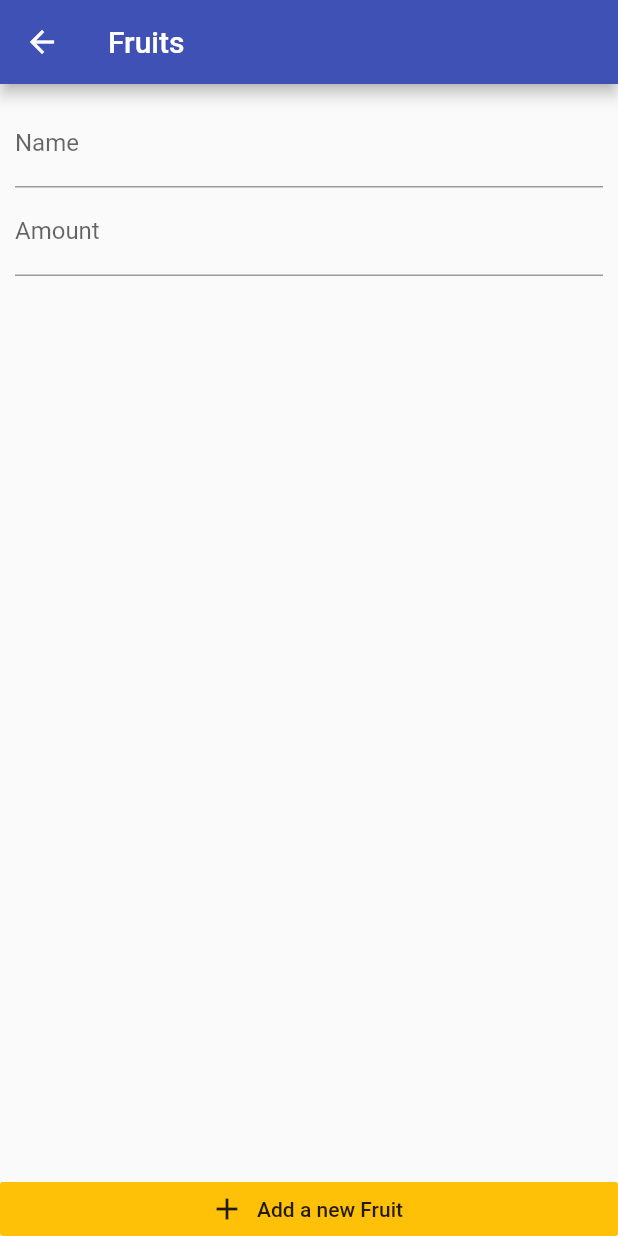
After one commit to Term1tCZ/homeVault, a Flutter app: the AddFruit screen opened directly, after a tap on "Add a new Fruit", on a phone screen of 412 x 824 dp. The commit adds this screen. Run offline on Flutter 3.47's test engine with Material 2 defaults, Android fonts, the phone set to English and light mode, and no system bars.

Commit message:
Own items

```diff
--- a/lib/models/item.dart
+++ b/lib/models/item.dart
@@ -1,9 +1,9 @@
 import 'package:flutter/foundation.dart';
 
 class Item {
-  final int id;
+  final String id;
   final String title;
-  final int number;
+  int number;
 
   Item({
     @required this.id,
--- /dev/null
+++ b/lib/widgets/add_fruit.dart
@@ -0,0 +1,79 @@
+import 'package:flutter/material.dart';
+import 'package:flutter/services.dart';
+import '../models/item.dart';
+import '../pages/fruits.dart';
+
+class AddFruit extends StatefulWidget {
+  @override
+  _AddFruitState createState() => _AddFruitState();
+}
+
+class _AddFruitState extends State<AddFruit> {
+  final _nameController = TextEditingController();
+  final _numberController = TextEditingController();
+
+  //final List<Item> _userItem = [];
+
+  void addNewFruit() {
+    currentLenght = position.length;
+    final newTx = Item(
+      title: _nameController.text,
+      number: int.parse(_numberController.text),
+      id: DateTime.now().toString(),
+    );
+
+    setState(() {
+      userItem.add(newTx);
+      print(userItem);
+      fruitsNum++;
+      position.insert(0, currentLenght);
+    });
+
+    Navigator.of(context).pop();
+  }
+
+  @override
+  Widget build(BuildContext context) {
+    return Scaffold(
+      appBar: AppBar(
+        title: const Text("Fruits"),
+      ),
+      body: Column(
+        crossAxisAlignment: CrossAxisAlignment.stretch,
+        children: <Widget>[
+          Expanded(
+            child: SingleChildScrollView(
+              child: Padding(
+                padding: EdgeInsets.all(10),
+                child: Column(
+                  children: <Widget>[
+                    TextField(
+                      decoration: InputDecoration(labelText: 'Name'),
+                      controller: _nameController,
+                    ),
+                    TextField(
+                      decoration: InputDecoration(labelText: 'Amount'),
+                      controller: _numberController,
+                      keyboardType: TextInputType.number,
+                      inputFormatters: <TextInputFormatter>[
+                        WhitelistingTextInputFormatter.digitsOnly
+                      ],
+                    ),
+                  ],
+                ),
+              ),
+            ),
+          ),
+          RaisedButton.icon(
+            icon: Icon(Icons.add),
+            label: Text('Add a new Fruit'),
+            onPressed: addNewFruit,
+            elevation: 0,
+            materialTapTargetSize: MaterialTapTargetSize.shrinkWrap,
+            color: Theme.of(context).accentColor,
+          ),
+        ],
+      ),
+    );
+  }
+}
```
Also changed, not shown: lib/main.dart (+3 -5 lines), lib/pages/fruits.dart (+67 -18 lines).
